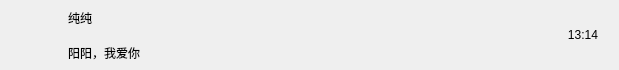
The window that ryychat/chatuserwid.ui (chris155-hash/RYY-chatroom-Cpp) describes before a commit, drawn with Qt 5.
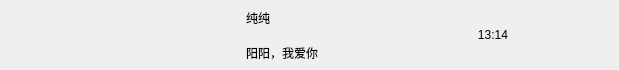
The same window after the commit.

What changed in the file:
```diff
--- a/ryychat/chatuserwid.ui
+++ b/ryychat/chatuserwid.ui
@@ -89,6 +89,12 @@
    </item>
    <item>
     <widget class="QWidget" name="user_info_wid" native="true">
+     <property name="maximumSize">
+      <size>
+       <width>130</width>
+       <height>16777215</height>
+      </size>
+     </property>
      <layout class="QVBoxLayout" name="verticalLayout">
       <property name="spacing">
        <number>7</number>
@@ -114,6 +120,12 @@
       </item>
       <item>
        <widget class="QLabel" name="user_chat_lb">
+        <property name="maximumSize">
+         <size>
+          <width>110</width>
+          <height>16777215</height>
+         </size>
+        </property>
         <property name="text">
          <string>阳阳，我爱你</string>
         </property>
```
